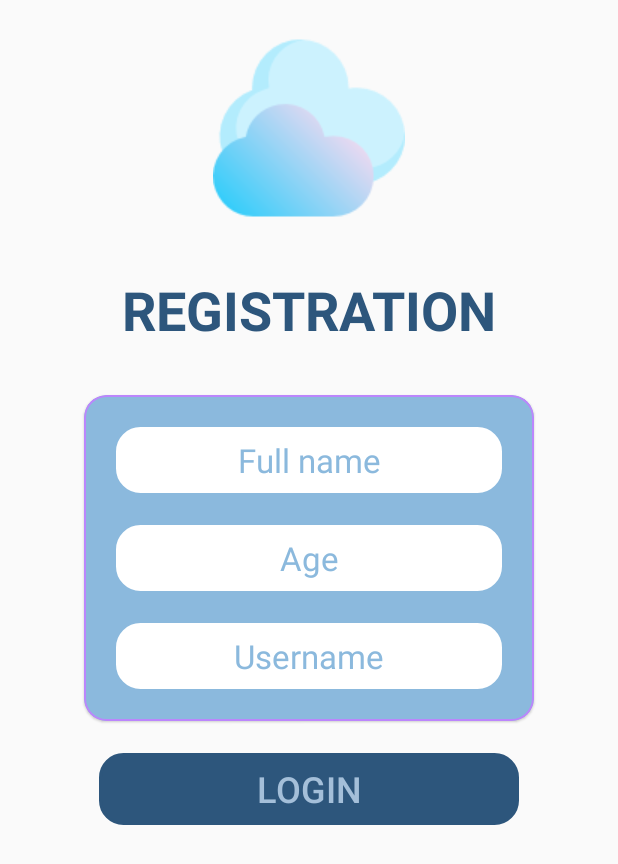
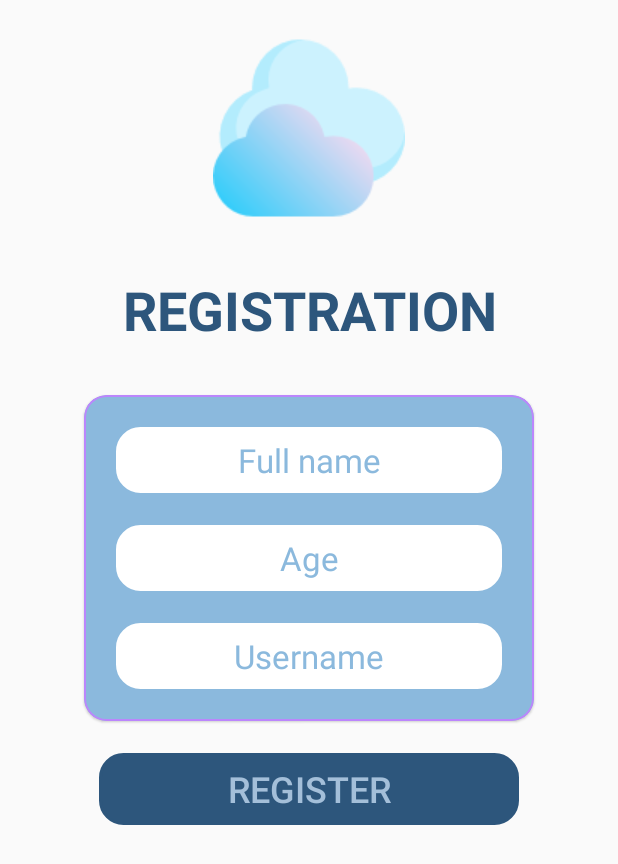
Before and after one commit to eduVieiraAF/FirebasePractice, an Android app: the MainActivity screen opened directly, with no data from a screen before it, on a phone screen of 412 x 824 dp. Shown: the top 864 px of the screen. Run offline under Robolectric (Android 15) with nearby library versions, the phone set to English and light mode, and no system bars; our stand-ins replace Firebase (no records; nobody signed in at launch, a user with empty details on screens opened directly).

Commit message:
Prettier³
Few minor adjustments.

```diff
--- a/app/src/main/res/layout/activity_main.xml
+++ b/app/src/main/res/layout/activity_main.xml
@@ -24,6 +24,7 @@
       android:text="REGISTRATION"
       android:textColor="@color/prussian_blue"
       android:textSize="36sp"
+      android:gravity="center"
       android:textStyle="bold"
       android:padding="7dp"
       android:layout_marginTop="25dp"
@@ -124,7 +125,7 @@
       android:layout_width="280dp"
       android:layout_height="wrap_content"
       android:layout_marginTop="21dp"
-      android:text="LOGIN"
+      android:text="REGISTER"
       android:textSize="24sp"
       android:textColor="@color/blissful_blue"
       android:background="@drawable/round_shape"
--- a/app/src/main/res/layout/activity_read_data.xml
+++ b/app/src/main/res/layout/activity_read_data.xml
@@ -124,7 +124,6 @@
                 android:textColor="@color/deep_blue"
                 app:layout_constraintStart_toEndOf="@id/txt_name2"
                 app:layout_constraintTop_toTopOf="parent"
-                app:layout_constraintEnd_toEndOf="parent"
                 android:maxLines="2"
                 android:gravity="center"
                 android:layout_margin="21dp"/>
--- a/app/src/main/res/layout/item.xml
+++ b/app/src/main/res/layout/item.xml
@@ -34,7 +34,7 @@
             android:id="@+id/TV_nameFB"
             android:layout_width="wrap_content"
             android:layout_height="wrap_content"
-            android:textStyle="bold|italic"
+            android:textStyle="bold"
             android:textColor="@color/midnite_blue"
             android:textSize="20sp"
             android:layout_marginStart="10dp"
@@ -61,7 +61,7 @@
             android:id="@+id/TV_ageFB"
             android:layout_width="wrap_content"
             android:layout_height="wrap_content"
-            android:textStyle="bold|italic"
+            android:textStyle="bold"
             android:textColor="@color/midnite_blue"
             android:textSize="20sp"
             android:layout_marginStart="10dp"
```
